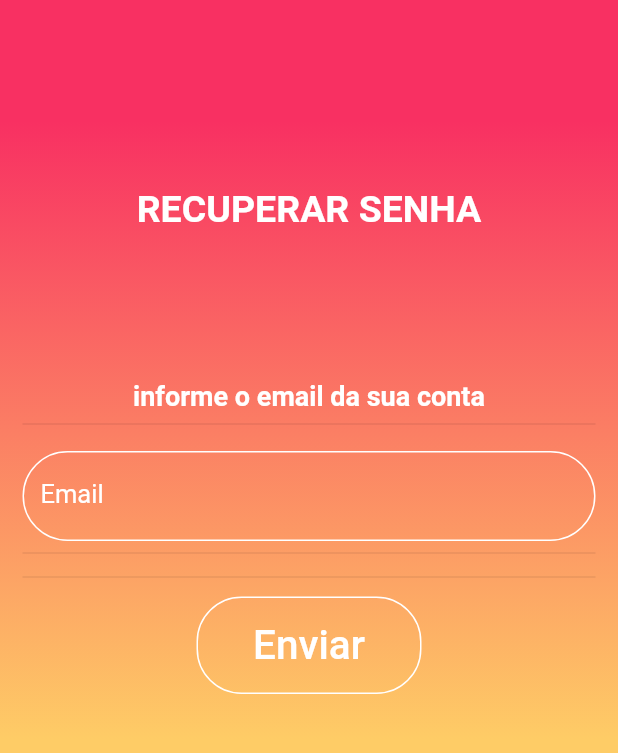
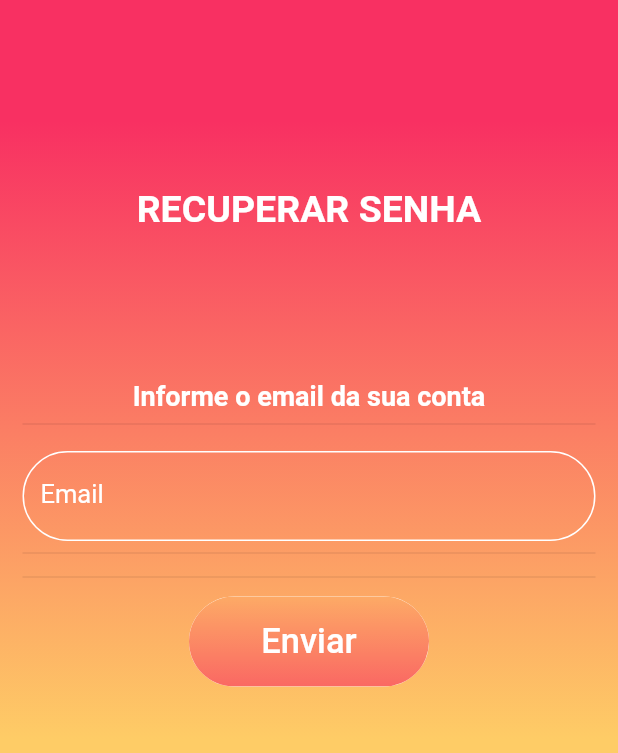
Before and after one commit to almx021/Blanch, a Flutter app: the RecoverPage screen opened by its route, on a phone screen of 412 x 824 dp, the part 188-941 px from its top. Run offline on Flutter 3.47's test engine with Material 2 defaults, Android fonts, the phone set to English and light mode, and no system bars; our stand-ins replace cloud_firestore, firebase_auth, firebase_core, google_sign_in; missing offline and left inert: gradient_text; accounts and stored records are empty.

Commit message:
Button gradient

```diff
--- a/lib/screens/App_Login_Page.dart
+++ b/lib/screens/App_Login_Page.dart
@@ -115,6 +115,7 @@ class _LoginPageState extends State<LoginPage> {
                                 mainAxisAlignment: MainAxisAlignment.end,
                                 children: [
                                   IconButton(
+                                      color: Color.fromRGBO(1, 1, 1, 0.35),
                                       padding: EdgeInsets.all(17.0),
                                       icon: Icon(_passwordLoginVisible
                                           ? Icons.visibility
--- a/lib/screens/App_Recover_Page.dart
+++ b/lib/screens/App_Recover_Page.dart
@@ -80,7 +80,7 @@ class _RecoverPageState extends State<RecoverPage> {
                         Padding(
                           padding: EdgeInsets.only(top: 70.0),
                           child: Text(
-                            'informe o email da sua conta',
+                            'Informe o email da sua conta',
                             style: TextStyle(
                               color: Colors.white,
                               fontWeight: FontWeight.bold,
@@ -117,14 +117,8 @@ class _RecoverPageState extends State<RecoverPage> {
                         Divider(),
 
                         Container(
-                          height: 70.0,
-                          width: 150.0,
                           padding: EdgeInsets.only(top: 5.0),
-                          child: FlatButton(
-                            shape: RoundedRectangleBorder(
-                                borderRadius: BorderRadius.circular(30.0),
-                                side: BorderSide(color: Colors.white)),
-                            color: Colors.transparent,
+                          child: TextButton(
                             onPressed: () {
                               if(_emailController.text.isEmpty) {
                                 _scaffoldKey.currentState.showSnackBar(SnackBar(
@@ -142,13 +136,29 @@ class _RecoverPageState extends State<RecoverPage> {
                                 ));
                               }
                             },
-                            child: Text(
-                              'Enviar',
-                              style: TextStyle(
-                                  color: Colors.white,
-                                  fontSize: 27.0,
-                                  fontWeight: FontWeight.w500),
+                            style: TextButton.styleFrom(
+                              padding: EdgeInsets.zero,
+                              shape: RoundedRectangleBorder(
+                                  borderRadius: BorderRadius.circular(30.0),
+                                  side: BorderSide(color: Colors.white)),
                             ),
+                            child: Ink(
+                                decoration: BoxDecoration(
+                                  gradient: AppGradients.linearteste,
+                                  borderRadius: BorderRadius.circular(30.0),
+                                ),
+                                child: Container(
+                                  height: 60.0,
+                                  width: 160.0,
+                                  alignment: Alignment.center,
+                                  child: Text(
+                                    'Enviar',
+                                    style: TextStyle(
+                                        color: Colors.white,
+                                        fontSize: 23.0,
+                                        fontWeight: FontWeight.w500),
+                                  ),
+                                )),
                           ),
                         ),
 
--- a/lib/screens/App_Register_Page.dart
+++ b/lib/screens/App_Register_Page.dart
@@ -184,6 +184,7 @@ class _RegisterPageState extends State<RegisterPage> {
                                   mainAxisAlignment: MainAxisAlignment.end,
                                   children: [
                                     IconButton(
+                                        color: Color.fromRGBO(1, 1, 1, 0.35),
                                         padding: EdgeInsets.all(17.0),
                                         icon: Icon(_passwordRegisterVisible1
                                             ? Icons.visibility
@@ -235,6 +236,7 @@ class _RegisterPageState extends State<RegisterPage> {
                                   mainAxisAlignment: MainAxisAlignment.end,
                                   children: [
                                     IconButton(
+                                        color: Color.fromRGBO(1, 1, 1, 0.35),
                                         padding: EdgeInsets.all(17.0),
                                         icon: Icon(_passwordRegisterVisible2
                                             ? Icons.visibility
```
